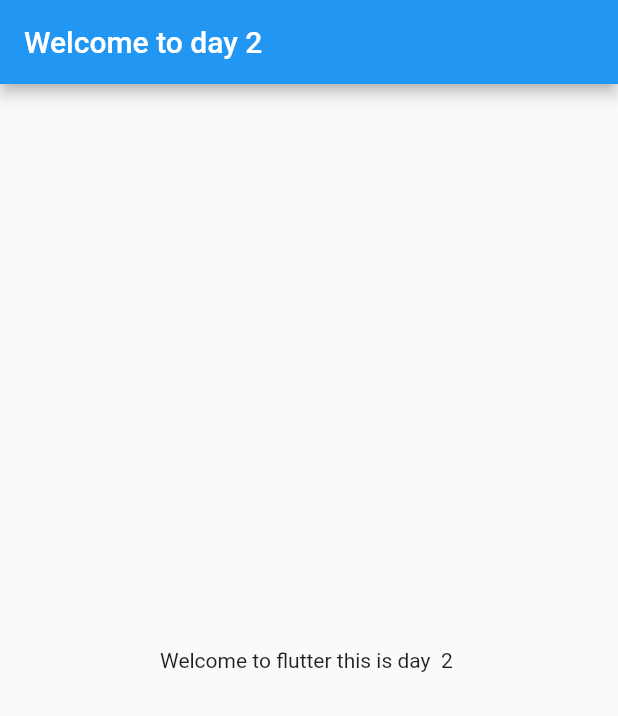
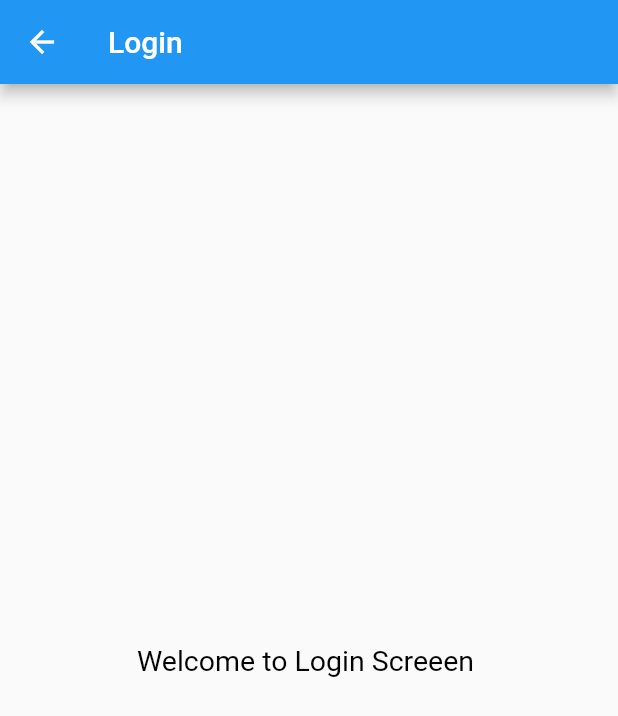
Before and after one commit to bishtmanish739/flutter_catalog, a Flutter app: the screen it shows after launch, on a phone screen of 412 x 824 dp. Shown: the top 716 px of the screen. Run offline on Flutter 3.47's test engine with Material 2 defaults, Android fonts, the phone set to English and light mode, and no system bars.

Commit message:
added day 3

```diff
--- a/lib/main.dart
+++ b/lib/main.dart
@@ -1,6 +1,7 @@
 import 'package:flutter/material.dart';
-import 'package:flutter_catalog/homepage.dart';
-import 'homepage.dart';
+import 'package:flutter_catalog/screen/homepage.dart';
+import 'package:flutter_catalog/screen/login_screen.dart';
+import 'screen/homepage.dart';
 
 void main() {
   runApp(MyApp());
@@ -10,7 +11,17 @@ class MyApp extends StatelessWidget {
   @override
   Widget build(BuildContext context) {
     return MaterialApp(
-      home: HomePage(),
+      themeMode: ThemeMode.light,
+      darkTheme: ThemeData(
+        brightness: Brightness.dark,
+      ),
+      initialRoute: '/loginPage',
+      routes: {
+        "/homePage": (context) => HomePage(),
+        "/": (context) => HomePage(),
+        "/loginPage": (context) => Loginpage()
+      },
+      //home: HomePage(),
     );
   }
 }
--- a/lib/homepage.dart
+++ b/lib/screen/homepage.dart
@@ -2,7 +2,7 @@ import 'package:flutter/material.dart';
 
 class HomePage extends StatelessWidget {
   @override
-  int days = 2;
+  int days = 3;
   Widget build(BuildContext context) {
     return Scaffold(
       appBar: AppBar(
--- /dev/null
+++ b/lib/screen/login_screen.dart
@@ -0,0 +1,24 @@
+import 'package:flutter/material.dart';
+
+class Loginpage extends StatelessWidget {
+  @override
+  int days = 3;
+  Widget build(BuildContext context) {
+    return Scaffold(
+      appBar: AppBar(
+        title: Text(
+          'Login',
+          style: TextStyle(fontSize: 20),
+        ),
+      ),
+      body: Center(
+        child: Container(
+          child: Text(
+            'Welcome to Login Screeen ',
+            style: TextStyle(fontSize: 19, color: Colors.black),
+          ),
+        ),
+      ),
+    );
+  }
+}
```
